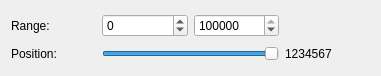
Before: the Qt Designer form hics/gui/ui/focus.ui in UniNE-CHYN/hics, drawn with Qt 5.
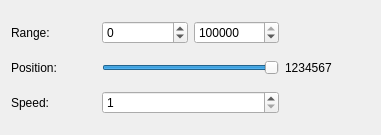
After: the same form once the commit is applied.

```diff
--- a/hics/gui/ui/focus.ui
+++ b/hics/gui/ui/focus.ui
@@ -7,13 +7,26 @@
     <x>0</x>
     <y>0</y>
     <width>381</width>
-    <height>76</height>
+    <height>135</height>
    </rect>
   </property>
   <property name="windowTitle">
    <string>Focus</string>
   </property>
   <layout class="QGridLayout" name="gridLayout">
+   <item row="2" column="1" colspan="2">
+    <widget class="QSpinBox" name="sbSpeed">
+     <property name="minimum">
+      <number>1</number>
+     </property>
+     <property name="maximum">
+      <number>100000</number>
+     </property>
+     <property name="singleStep">
+      <number>1000</number>
+     </property>
+    </widget>
+   </item>
    <item row="1" column="3">
     <widget class="QLabel" name="lbPosition">
      <property name="text">
@@ -51,6 +64,13 @@
      </property>
     </widget>
    </item>
+   <item row="2" column="0">
+    <widget class="QLabel" name="label_4">
+     <property name="text">
+      <string>Speed:</string>
+     </property>
+    </widget>
+   </item>
    <item row="0" column="1">
     <widget class="QSpinBox" name="sbFrom">
      <property name="minimum">
```
